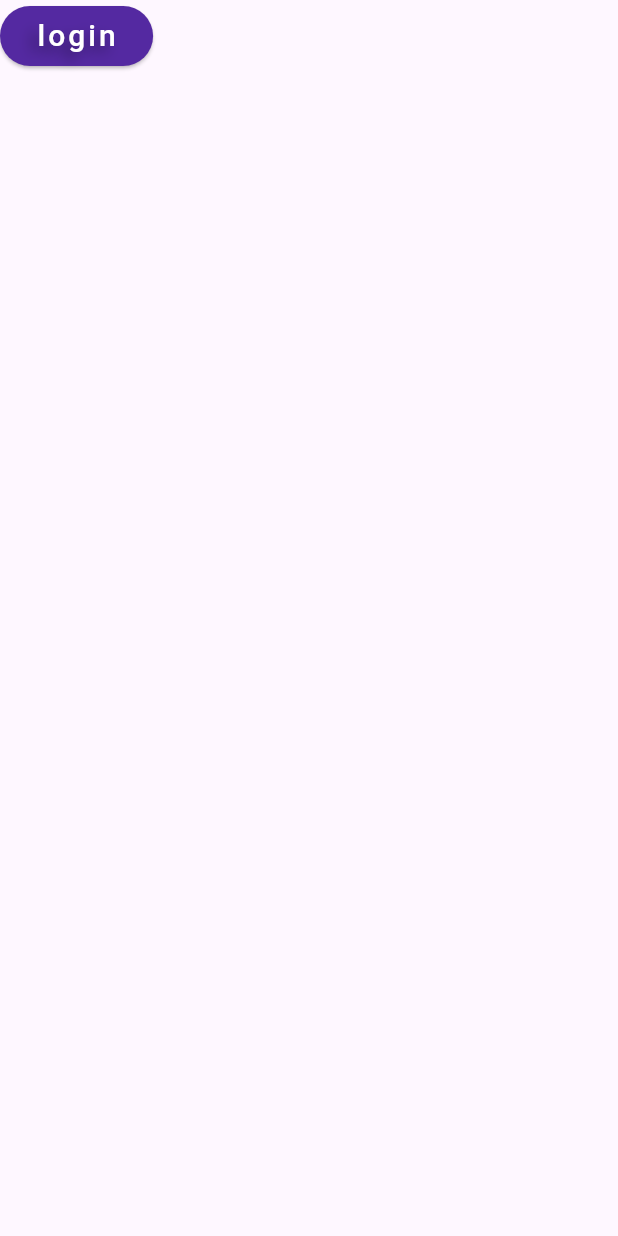
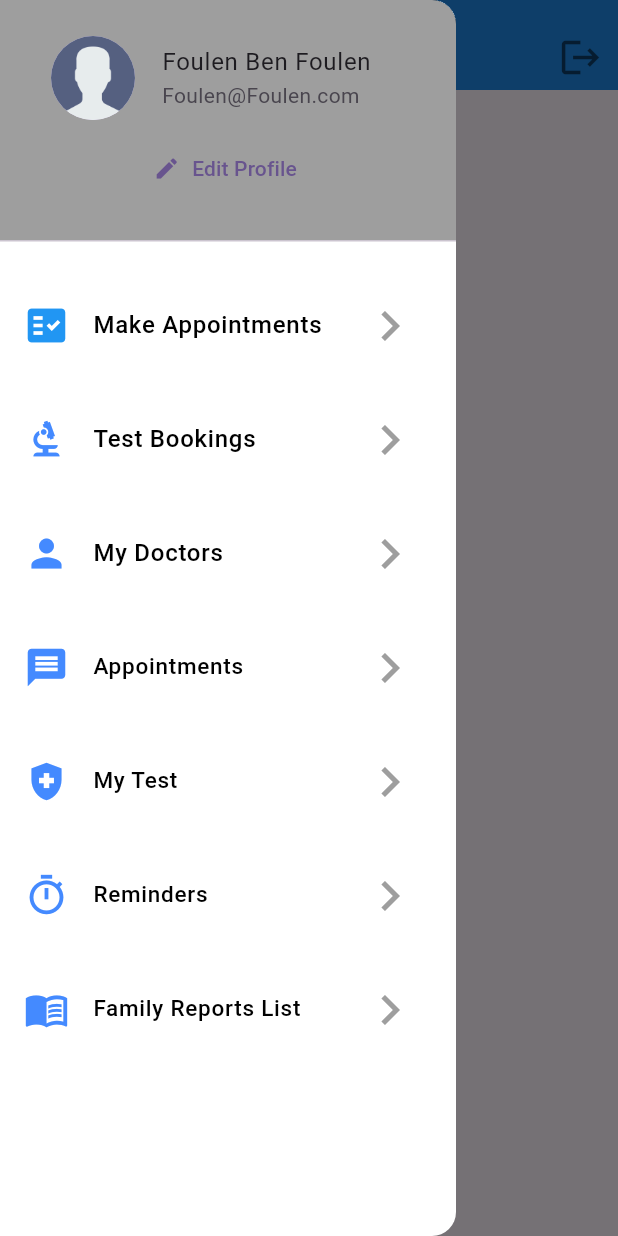
Before and after one commit to AmineMriri/Heal_you, a Flutter app: the MyHome screen opened directly, with the side drawer open (before the commit the screen has no drawer), on a phone screen of 412 x 824 dp. Run offline on Flutter 3.47's test engine with Material 3 defaults, Android fonts, the phone set to English and light mode, and no system bars.

Commit message:
drawer screen

```diff
--- a/lib/login.dart
+++ b/lib/auth/login.dart
@@ -1,7 +1,7 @@
 import 'package:flutter/material.dart';
 import 'package:gras_savoye/main.dart';
 import 'package:gras_savoye/my_home.dart';
-import 'package:gras_savoye/reset_pass.dart';
+import 'package:gras_savoye/auth/reset_pass.dart';
 
 
 class Login extends StatefulWidget {
--- /dev/null
+++ b/lib/drawer.dart
@@ -0,0 +1,348 @@
+// ignore_for_file: prefer_const_constructors, camel_case_types
+
+import 'package:flutter/material.dart';
+import 'package:gras_savoye/my_home.dart';
+
+class drawer extends StatefulWidget {
+  const drawer({Key? key}) : super(key: key);
+
+  @override
+  State<drawer> createState() => _drawerState();
+}
+
+class _drawerState extends State<drawer> {
+  @override
+  Widget build(BuildContext context) {
+    var data = <String, String>{
+      'image': 'user.png',
+      'name': 'Foulen',
+      'surname': 'Ben Foulen',
+      'email': 'Foulen@Foulen.com'
+    };
+    return Drawer(
+      backgroundColor: Colors.white,
+      child: ListView(
+        children: [
+          // FutureBuilder<DocumentSnapshot>(
+          //     future: users.doc(user!.uid).get(),
+          //     builder: (BuildContext context,
+          //         AsyncSnapshot<DocumentSnapshot> snapshot) {
+          //       if (snapshot.hasError) {
+          //         return Text("Something went wrong");
+          //       }
+          //
+          //       if (snapshot.hasData && !snapshot.data!.exists) {
+          //         return Text("Document does not exist");
+          //       }
+          //       if (snapshot.connectionState == ConnectionState.done) {
+          //         Map<String, dynamic> data =
+          //         snapshot.data!.data() as Map<String, dynamic>;
+          //         return DrawerHeader(
+          //           decoration: const BoxDecoration(
+          //             color: Colors.black38,
+          //           ),
+          //           child: Column(
+          //             children: [
+          //               ListTile(
+          //                 leading: CircleAvatar(
+          //                     radius: 30,
+          //                     backgroundImage:
+          //                     NetworkImage("${data['image']}")),
+          //                 title: Text("${data['name']} ${data['surname']}"),
+          //                 subtitle: Text('${data['email']}'),
+          //               ),
+          //               TextButton.icon(
+          //                 onPressed: () {
+          //                   Navigator.push(
+          //                       context,
+          //                       MaterialPageRoute(
+          //                           builder: (context) => /*update profile page*/ ));                          },
+          //                 icon: Icon(Icons.edit),
+          //                 label: Text("Edit Profile"),
+          //               ),
+          //             ],
+          //           ),
+          //         );
+          //       }
+          //       return CircularProgressIndicator();
+          //     }),
+
+          DrawerHeader(
+          decoration: const BoxDecoration(
+          color: Colors.black38,
+          ),
+          child: Column(
+            children: [
+              ListTile(
+                leading: CircleAvatar(
+                    radius: 30,
+                    // backgroundImage: NetworkImage("${data['image']}")
+              backgroundImage: AssetImage("images/${data['image']}")
+
+              ),
+                title: Text("${data['name']} ${data['surname']}"),
+                subtitle: Text('${data['email']}'),
+              ),
+              TextButton.icon(
+                onPressed: () {
+                  // Get.to(() => UpdateProfile());
+                },
+                icon: Icon(Icons.edit),
+                label: Text("Edit Profile"),
+              ),
+            ],
+          ),
+        ),
+          SizedBox(height: 20),
+          Padding(
+            padding: const EdgeInsets.only(left: 00),
+            child: ListTile(
+                leading: Icon(
+                  Icons.fact_check,
+                  color: Colors.blue,
+                  size: 30,
+                ),
+                title: Row(
+                  children: const [
+                    Text('Make Appointments',
+                        style: TextStyle(
+                            fontSize: 16.0,
+                            fontWeight: FontWeight.w500,
+                            color: Colors.black)),
+                    Spacer(),
+                    Icon(
+                      Icons.navigate_next,
+                      color: Colors.grey,
+                      size: 40,
+                    ),
+                  ],
+                ),
+                onTap: () {
+                  Navigator.push(
+                      context,
+                      MaterialPageRoute(
+                          builder: (context) => /*get an appointement page*/ MyHome() ));                }),
+          ),
+          SizedBox(height: 20),
+
+          Padding(
+            padding: const EdgeInsets.only(left: 00),
+            child: ListTile(
+              leading: const Icon(
+                Icons.biotech,
+                color: Colors.blueAccent,
+                size: 30,
+              ),
+              title: Row(
+                children: const [
+                  Text('Test Bookings',
+                      style: TextStyle(
+                          fontSize: 16.0,
+                          fontWeight: FontWeight.w500,
+                          color: Colors.black)),
+                  Spacer(),
+                  Icon(
+                    Icons.navigate_next,
+                    color: Colors.grey,
+                    size: 40,
+                  ),
+                ],
+              ),
+              onTap: () {
+                Navigator.push(
+                    context,
+                    MaterialPageRoute(
+                        builder: (context) => /* book a test*/ MyHome() ));              },
+            ),
+          ),
+          // const Divider(color: Colors.blueGrey,),
+          // Padding(
+          //   padding: const EdgeInsets.only(left: 00),
+          //   child: ListTile(
+          //       leading: const Icon(
+          //         Icons.monitor_heart_rounded,
+          //         size: 30,
+          //         color: Colors.blueAccent,
+          //       ),
+          //       title: Row(
+          //         children: const [
+          //           Text('Medical Records',
+          //               style: TextStyle(
+          //                   fontSize: 16.0,
+          //                   fontWeight: FontWeight.w500,
+          //                   color: Colors.black)),
+          //           Spacer(),
+          //           Icon(
+          //             Icons.navigate_next,
+          //             color: Colors.grey,
+          //             size: 40,
+          //           ),
+          //         ],
+          //       ),
+          //       onTap: () {
+          //         Navigator.push(
+          //             context,
+          //             MaterialPageRoute(
+          //                 builder: (context) => /* medical record screen*/ MyHome() ));
+          //       }),
+          // ),
+          SizedBox(height: 20),
+
+          Padding(
+            padding: const EdgeInsets.only(left: 00),
+            child: ListTile(
+                leading: const Icon(
+                  Icons.person,
+                  size: 30,
+                  color: Colors.blueAccent,
+                ),
+                title: Row(
+                  children: const [
+                    Text('My Doctors',
+                        style: TextStyle(
+                            fontSize: 16.0,
+                            fontWeight: FontWeight.w500,
+                            color: Colors.black)),
+                    Spacer(),
+                    Icon(
+                      Icons.navigate_next,
+                      color: Colors.grey,
+                      size: 40,
+                    ),
+                  ],
+                ),
+                onTap: () {
+                  Navigator.push(
+                      context,
+                      MaterialPageRoute(
+                          builder: (context) => /* My doctors screen*/ MyHome() ));                }),
+          ),
+          SizedBox(height: 20),
+
+          Padding(
+            padding: const EdgeInsets.only(left: 00),
+            child: ListTile(
+                leading: const Icon(
+                  Icons.message,
+                  size: 30,
+                  color: Colors.blueAccent,
+                ),
+                title: Row(
+                  children: const [
+                    Text('Appointments',
+                        style: TextStyle(
+                            fontSize: 15.0,
+                            fontWeight: FontWeight.w500,
+                            color: Colors.black)),
+                    Spacer(),
+                    Icon(
+                      Icons.navigate_next,
+                      color: Colors.grey,
+                      size: 40,
+                    ),
+                  ],
+                ),
+                onTap: () {
+                  Navigator.push(
+                      context,
+                      MaterialPageRoute(
+                          builder: (context) => /* appointement*/ MyHome() ));                }),
+          ),
+          SizedBox(height: 20),
+
+          Padding(
+            padding: const EdgeInsets.only(left: 00),
+            child: ListTile(
+                leading: const Icon(
+                  Icons.health_and_safety_sharp,
+                  size: 30,
+                  color: Colors.blueAccent,
+                ),
+                title: Row(
+                  children: const [
+                    Text('My Test',
+                        style: TextStyle(
+                            fontSize: 15.0,
+                            fontWeight: FontWeight.w500,
+                            color: Colors.black)),
+                    Spacer(),
+                    Icon(
+                      Icons.navigate_next,
+                      color: Colors.grey,
+                      size: 40,
+                    ),
+                  ],
+                ),
+                onTap: () {
+                  Navigator.push(
+                      context,
+                      MaterialPageRoute(
+                          builder: (context) => /* My test result screen*/ MyHome() ));                }),
+          ),
+          SizedBox(height: 20),
+
+          Padding(
+            padding: const EdgeInsets.only(left: 00),
+            child: ListTile(
+                leading: const Icon(
+                  Icons.timer_sharp,
+                  size: 30,
+                  color: Colors.blueAccent,
+                ),
+                title: Row(
+                  children: const [
+                    Text('Reminders',
+                        style: TextStyle(
+                            fontSize: 15.0,
+                            fontWeight: FontWeight.w500,
+                            color: Colors.black)),
+                    Spacer(),
+                    Icon(
+                      Icons.navigate_next,
+                      color: Colors.grey,
+                      size: 40,
+                    ),
+                  ],
+                ),
+                onTap: () {
+                  Navigator.push(
+                      context,
+                      MaterialPageRoute(
+                          builder: (context) => /* Reminder screen*/ MyHome() ));                }),
+          ),
+          SizedBox(height: 20),
+          Padding(
+            padding: const EdgeInsets.only(left: 00),
+            child: ListTile(
+                leading: const Icon(
+                  Icons.menu_book,
+                  size: 30,
+                  color: Colors.blueAccent,
+                ),
+                title: Row(
+                  children: const [
+                    Text('Family Reports List',
+                        style: TextStyle(
+                            fontSize: 15.0,
+                            fontWeight: FontWeight.w500,
+                            color: Colors.black)),
+                    Spacer(),
+                    Icon(
+                      Icons.navigate_next,
+                      color: Colors.grey,
+                      size: 40,
+                    ),
+                  ],
+                ),
+                onTap: () {
+                  Navigator.push(
+                      context,
+                      MaterialPageRoute(
+                          builder: (context) => /* Family Health Report screen*/ MyHome() ));                }),
+          ),
+
+        ],
+      ),
+    );
+  }
+}
--- a/lib/main.dart
+++ b/lib/main.dart
@@ -1,5 +1,5 @@
 import 'package:flutter/material.dart';
-import 'login.dart';
+import 'auth/login.dart';
 
 void main() {
   runApp(const MyApp());
--- a/lib/my_home.dart
+++ b/lib/my_home.dart
@@ -1,6 +1,6 @@
 import 'package:flutter/material.dart';
-import 'package:gras_savoye/login.dart';
-
+import 'auth/login.dart';
+import 'drawer.dart';
 
 class MyHome extends StatefulWidget{
   @override
@@ -17,6 +17,38 @@ class _MyHomeState extends State<MyHome>{
   Widget build(BuildContext context) {
 
     return Scaffold(
+      appBar: PreferredSize(
+        preferredSize: Size.fromHeight(60.0),
+        child: AppBar(backgroundColor:Colors.blue.shade600 , actions: <Widget>[
+          // Expanded(child: const drawer()),
+          // SizedBox(height: 10),
+          SizedBox(
+            width: 20,
+          ),
+          Padding(
+              padding: EdgeInsets.only(right: 10.0, top: 20),
+              child: GestureDetector(
+                onTap: () async {
+                  Navigator.push(
+                      context,
+                      MaterialPageRoute(
+                          builder: (context) => Login() ));
+                },
+                child: Icon(
+                  Icons.logout,
+                  size: 30.0,
+                  color: Colors.black54,
+                ),
+              )),
+          // SizedBox(height: 10),
+        ]),
+      ),
+      drawer: const drawer(),
+
+
+
+
+      // temporary button
       body: Container(
         child: ElevatedButton(
           style: ElevatedButton.styleFrom(
@@ -48,6 +80,12 @@ class _MyHomeState extends State<MyHome>{
         ),
         ),
       ),
+
+
+
+
+
+
     );
   }
 
```
Also changed, not shown: images/user.png (added), lib/auth/reset_pass.dart (renamed from lib/reset_pass.dart).
